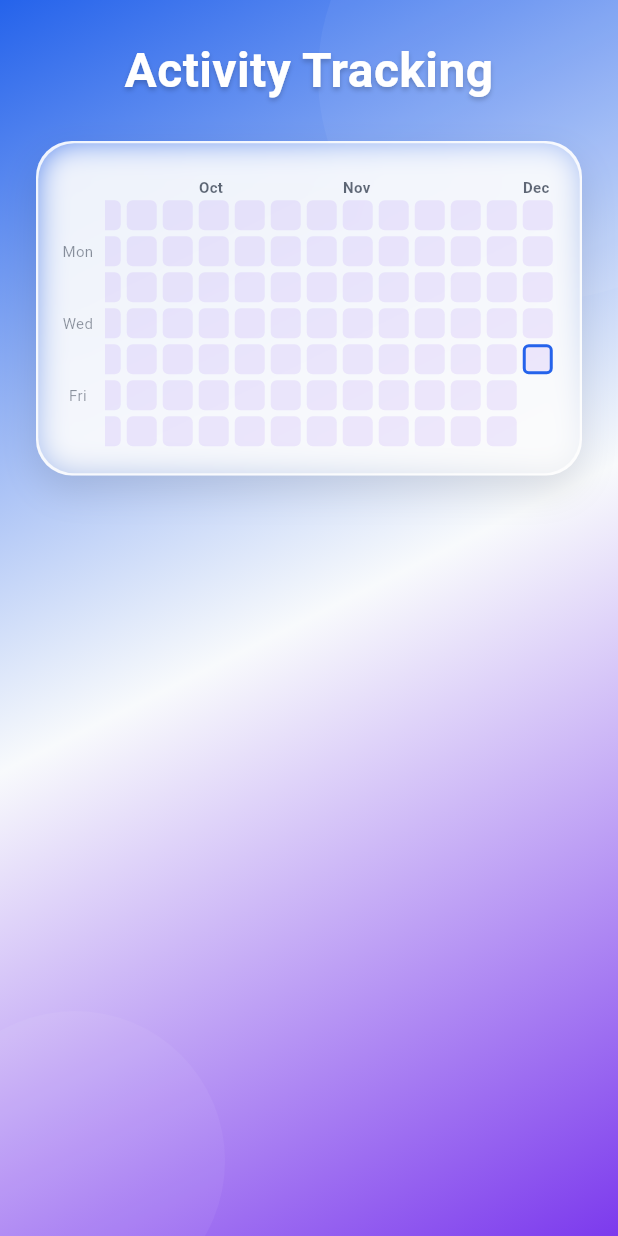
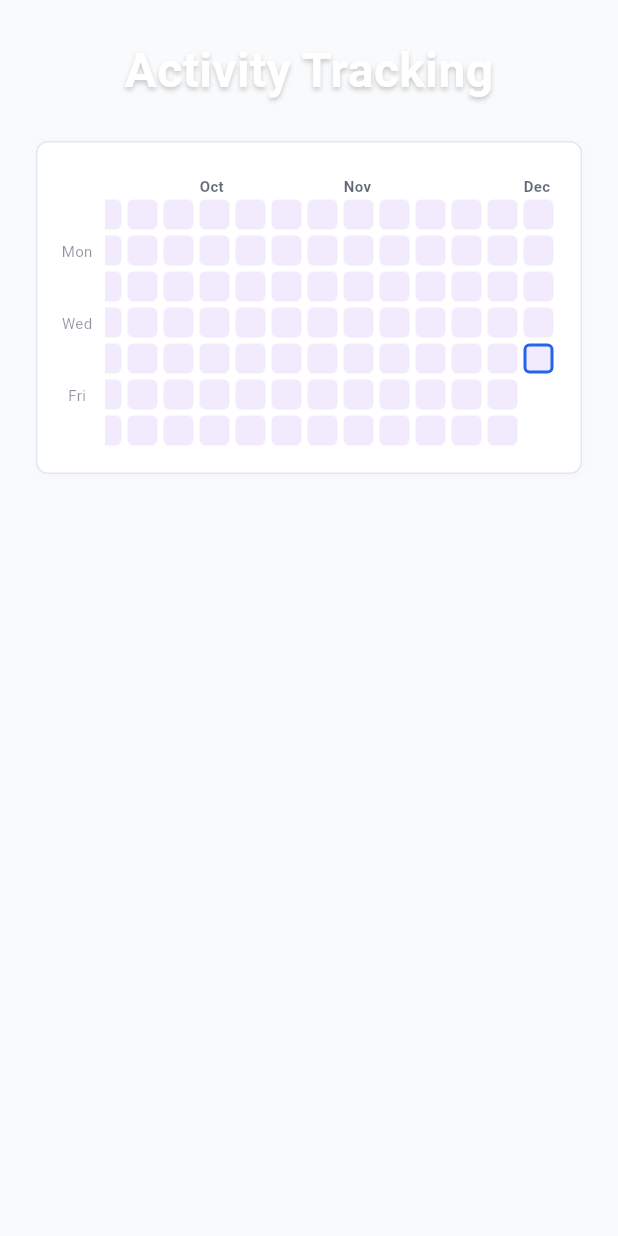
Before and after one commit to m-idriss/zadiag, a Flutter app: the HeatMapScreen screen opened directly, on a phone screen of 412 x 824 dp. Run offline on Flutter 3.47's test engine with Material 3 defaults, Android fonts, the phone set to English and light mode, and no system bars; our stand-ins replace cloud_firestore, file_picker, firebase_auth, firebase_core, flutter_riverpod, flutter_svg and 9 more; missing offline and left inert: add_2_calendar, rive_animated_icon; accounts and stored records are empty; generated files the repository leaves out were written again; Roboto replaces fonts that are missing (poppins); project files that could hold a hidden picture were left out.

Commit message:
Update theme to flat and minimalist design - remove gradients, shadows, and blur effects
Co-authored-by: m-idriss <44480885+m-idriss@users.noreply.github.com>

```diff
--- a/lib/core/constants/app_theme.dart
+++ b/lib/core/constants/app_theme.dart
@@ -46,62 +46,48 @@ class AppTheme {
   static const double spacingXl = 32.0;
   static const double spacingXxl = 48.0;
 
-  // Border radius constants
-  static const double radiusXs = 4.0;
-  static const double radiusSm = 8.0;
-  static const double radiusMd = 12.0;
-  static const double radiusLg = 16.0;
-  static const double radiusXl = 24.0;
-  static const double radiusXxl = 32.0;
+  // Border radius constants - Minimal values for flat design
+  static const double radiusXs = 2.0;
+  static const double radiusSm = 4.0;
+  static const double radiusMd = 6.0;
+  static const double radiusLg = 8.0;
+  static const double radiusXl = 8.0;
+  static const double radiusXxl = 8.0;
   static const double radiusFull = 9999.0;
 
-  // Shadow definitions
-  static List<BoxShadow> get cardShadow => [
+  // Shadow definitions - Minimal for flat design
+  static List<BoxShadow> get cardShadow => [];
+
+  static List<BoxShadow> get elevatedShadow => [
     BoxShadow(
-      color: Colors.black.withValues(alpha: 0.05),
-      blurRadius: 10,
-      offset: const Offset(0, 4),
+      color: Colors.black.withValues(alpha: 0.04),
+      blurRadius: 4,
+      offset: const Offset(0, 1),
     ),
   ];
 
-  static List<BoxShadow> get elevatedShadow => [
-    BoxShadow(
-      color: Colors.black.withValues(alpha: 0.1),
-      blurRadius: 20,
-      offset: const Offset(0, 8),
-    ),
-  ];
-
-  static List<Shadow> get textShadow => [
-    Shadow(
-      color: Colors.black.withValues(alpha: 0.2),
-      offset: const Offset(0, 2),
-      blurRadius: 4,
-    ),
-  ];
+  static List<Shadow> get textShadow => [];
 
   // Centralized Decoration Factories
-  /// Creates a standard card decoration with consistent styling
+  /// Creates a standard card decoration with consistent styling - Flat design
   static BoxDecoration cardDecoration(
     ColorScheme colorScheme, {
     double borderRadius = radiusMd,
     Color? color,
     Color? borderColor,
-    double borderWidth = 0,
+    double borderWidth = 1,
   }) {
     return BoxDecoration(
       color: color ?? colorScheme.surfaceContainerHigh,
       borderRadius: BorderRadius.circular(borderRadius),
-      border: borderWidth > 0
-          ? Border.all(
-              color: borderColor ?? Colors.transparent,
-              width: borderWidth,
-            )
-          : null,
+      border: Border.all(
+        color: borderColor ?? colorScheme.outline,
+        width: borderWidth,
+      ),
     );
   }
 
-  /// Creates an icon container decoration with consistent styling
+  /// Creates an icon container decoration with consistent styling - Flat design
   static BoxDecoration iconContainerDecoration(
     ColorScheme colorScheme, {
     double borderRadius = radiusMd,
@@ -109,120 +95,69 @@ class AppTheme {
     bool useGradient = false,
   }) {
     return BoxDecoration(
-      gradient: useGradient
-          ? LinearGradient(
-              colors: [colorScheme.primary, colorScheme.secondary],
-              begin: Alignment.topLeft,
-              end: Alignment.bottomRight,
-            )
-          : null,
-      color: useGradient ? null : (color ?? colorScheme.primary.withValues(alpha: 0.1)),
+      color: color ?? colorScheme.primary.withValues(alpha: 0.1),
       shape: borderRadius == radiusFull ? BoxShape.circle : BoxShape.rectangle,
       borderRadius: borderRadius == radiusFull ? null : BorderRadius.circular(borderRadius),
     );
   }
 
-  /// Creates a glass/elevated container decoration with shadow
+  /// Creates a glass/elevated container decoration - Flat design with subtle shadow
   static BoxDecoration glassDecoration(
     ColorScheme colorScheme, {
-    double borderRadius = radiusXl,
+    double borderRadius = radiusMd,
     Color? color,
     Color? borderColor,
     double borderWidth = 1,
-    double borderAlpha = 0.5,
+    double borderAlpha = 1.0,
     bool isDarkMode = false,
   }) {
     return BoxDecoration(
       color: color ?? colorScheme.surface,
       borderRadius: BorderRadius.circular(borderRadius),
       border: Border.all(
-        color: borderColor ?? colorScheme.outline.withValues(alpha: borderAlpha),
+        color: borderColor ?? colorScheme.outline,
         width: borderWidth,
       ),
-      boxShadow: [
-        BoxShadow(
-          color: colorScheme.shadow.withValues(alpha: isDarkMode ? 0.3 : 0.15),
-          offset: const Offset(0, 4),
-          blurRadius: 20,
-        ),
-      ],
+      boxShadow: elevatedShadow,
     );
   }
 
-  /// Creates a theme option card decoration
+  /// Creates a theme option card decoration - Flat design
   static BoxDecoration themeOptionDecoration(
     ColorScheme colorScheme, {
     required bool isSelected,
     double borderRadius = radiusMd,
   }) {
     return BoxDecoration(
-      gradient: isSelected
-          ? LinearGradient(
-              colors: [colorScheme.primary, colorScheme.secondary],
-              begin: Alignment.topLeft,
-              end: Alignment.bottomRight,
-            )
-          : null,
-      color: isSelected ? null : colorScheme.surfaceContainerHighest,
+      color: isSelected ? colorScheme.primary : colorScheme.surfaceContainerHighest,
       borderRadius: BorderRadius.circular(borderRadius),
       border: Border.all(
-        color: isSelected
-            ? colorScheme.primary.withValues(alpha: 0.3)
-            : Colors.transparent,
-        width: 2,
+        color: isSelected ? colorScheme.primary : colorScheme.outline,
+        width: isSelected ? 2 : 1,
       ),
-      boxShadow: isSelected
-          ? [
-              BoxShadow(
-                color: colorScheme.primary.withValues(alpha: 0.3),
-                blurRadius: 8,
-                offset: const Offset(0, 2),
-              ),
-            ]
-          : null,
     );
   }
 
-  /// Creates a button decoration with gradient
+  /// Creates a button decoration - Flat design with solid color
   static BoxDecoration buttonDecoration(
     ColorScheme colorScheme, {
-    double borderRadius = radiusLg,
+    double borderRadius = radiusMd,
   }) {
     return BoxDecoration(
       borderRadius: BorderRadius.circular(borderRadius),
-      gradient: LinearGradient(
-        colors: [colorScheme.primary, colorScheme.secondary],
-      ),
-      boxShadow: [
-        BoxShadow(
-          color: colorScheme.primary.withValues(alpha: 0.3),
-          blurRadius: 12,
-          offset: const Offset(0, 6),
-        ),
-      ],
+      color: colorScheme.primary,
     );
   }
 
-  /// Creates an avatar decoration with gradient
+  /// Creates an avatar decoration - Flat design
   static BoxDecoration avatarDecoration(
     ColorScheme colorScheme, {
     double borderRadius = radiusFull,
   }) {
     return BoxDecoration(
-      gradient: LinearGradient(
-        colors: [colorScheme.primary, colorScheme.secondary],
-        begin: Alignment.topLeft,
-        end: Alignment.bottomRight,
-      ),
+      color: colorScheme.primary,
       shape: borderRadius == radiusFull ? BoxShape.circle : BoxShape.rectangle,
       borderRadius: borderRadius == radiusFull ? null : BorderRadius.circular(borderRadius),
-      boxShadow: [
-        BoxShadow(
-          color: colorScheme.primary.withValues(alpha: 0.3),
-          blurRadius: 12,
-          offset: const Offset(0, 4),
-        ),
-      ],
     );
   }
 
@@ -290,7 +225,7 @@ class AppTheme {
             vertical: spacingMd,
           ),
           shape: RoundedRectangleBorder(
-            borderRadius: BorderRadius.circular(radiusLg),
+            borderRadius: BorderRadius.circular(radiusMd),
           ),
         ),
       ),
@@ -371,7 +306,7 @@ class AppTheme {
             vertical: spacingMd,
           ),
           shape: RoundedRectangleBorder(
-            borderRadius: BorderRadius.circular(radiusLg),
+            borderRadius: BorderRadius.circular(radiusMd),
           ),
         ),
       ),
--- a/lib/shared/components/app_buttons.dart
+++ b/lib/shared/components/app_buttons.dart
@@ -31,7 +31,7 @@ class PrimaryButton extends StatelessWidget {
           color: Colors.transparent,
           child: InkWell(
             onTap: onPressed,
-            borderRadius: BorderRadius.circular(AppTheme.radiusLg),
+            borderRadius: BorderRadius.circular(AppTheme.radiusMd),
             child: Padding(
               padding: EdgeInsets.symmetric(
                 horizontal: isLarge ? AppTheme.spacingLg : AppTheme.spacingMd,
--- a/lib/shared/components/glass_container.dart
+++ b/lib/shared/components/glass_container.dart
@@ -1,4 +1,3 @@
-import 'dart:ui' as ui;
 import 'package:flutter/material.dart';
 
 class GlassContainer extends StatelessWidget {
@@ -21,7 +20,7 @@ class GlassContainer extends StatelessWidget {
     this.height,
     this.padding,
     this.margin,
-    this.borderRadius = 20,
+    this.borderRadius = 8,
     this.blur = 10,
     this.opacity = 0.1,
     this.color,
@@ -34,42 +33,36 @@ class GlassContainer extends StatelessWidget {
     // Get theme-aware base color
     final isDarkMode = Theme.of(context).brightness == Brightness.dark;
     final themeSurface = Theme.of(context).colorScheme.surface;
-    // Use theme surface color but with opacity for glass effect
-    final baseColor = color ?? themeSurface.withValues(alpha: opacity);
+    final themeOutline = Theme.of(context).colorScheme.outline;
+
+    // Use theme surface color for flat design
+    final baseColor = color ?? themeSurface;
 
     return Container(
       width: width,
       height: height,
       margin: margin,
+      padding: padding ?? EdgeInsets.zero,
       decoration: BoxDecoration(
-        color: color ?? baseColor,
+        color: baseColor,
         borderRadius: BorderRadius.circular(borderRadius),
         border:
             border ??
             Border.all(
-              color:
-                  isDarkMode
-                      ? Colors.white.withValues(alpha: 0.1)
-                      : Colors.white.withValues(alpha: 0.2),
-              width: 1.5,
+              color: themeOutline,
+              width: 1,
             ),
         boxShadow:
             boxShadow ??
             [
               BoxShadow(
-                color: Colors.black.withValues(alpha: isDarkMode ? 0.3 : 0.1),
-                blurRadius: 20,
-                offset: const Offset(0, 10),
+                color: Colors.black.withValues(alpha: isDarkMode ? 0.04 : 0.02),
+                blurRadius: 4,
+                offset: const Offset(0, 1),
               ),
             ],
       ),
-      child: ClipRRect(
-        borderRadius: BorderRadius.circular(borderRadius),
-        child: BackdropFilter(
-          filter: ui.ImageFilter.blur(sigmaX: blur, sigmaY: blur),
-          child: Padding(padding: padding ?? EdgeInsets.zero, child: child),
-        ),
-      ),
+      child: child,
     );
   }
 }
--- a/lib/shared/components/glass_scaffold.dart
+++ b/lib/shared/components/glass_scaffold.dart
@@ -18,50 +18,8 @@ class GlassScaffold extends StatelessWidget {
 
     return Scaffold(
       extendBody: extendBody,
-      body: Container(
-        decoration: BoxDecoration(
-          gradient: LinearGradient(
-            begin: Alignment.topLeft,
-            end: Alignment.bottomRight,
-            colors: [
-              colorScheme.primary,
-              colorScheme.tertiary,
-              colorScheme.secondary,
-            ],
-            stops: const [0.0, 0.5, 1.0],
-          ),
-        ),
-        child: Stack(
-          children: [
-            // Decorative background circles
-            Positioned(
-              top: -100,
-              right: -100,
-              child: Container(
-                width: 300,
-                height: 300,
-                decoration: BoxDecoration(
-                  shape: BoxShape.circle,
-                  color: Colors.white.withValues(alpha: 0.05),
-                ),
-              ),
-            ),
-            Positioned(
-              bottom: -50,
-              left: -50,
-              child: Container(
-                width: 200,
-                height: 200,
-                decoration: BoxDecoration(
-                  shape: BoxShape.circle,
-                  color: Colors.white.withValues(alpha: 0.05),
-                ),
-              ),
-            ),
-            body,
-          ],
-        ),
-      ),
+      backgroundColor: colorScheme.tertiary,
+      body: body,
       bottomNavigationBar: bottomNavigationBar,
     );
   }
```
